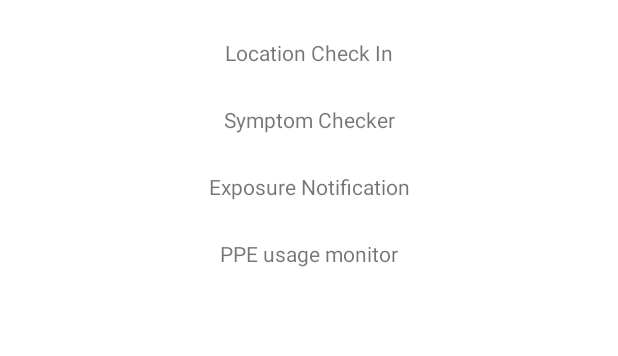
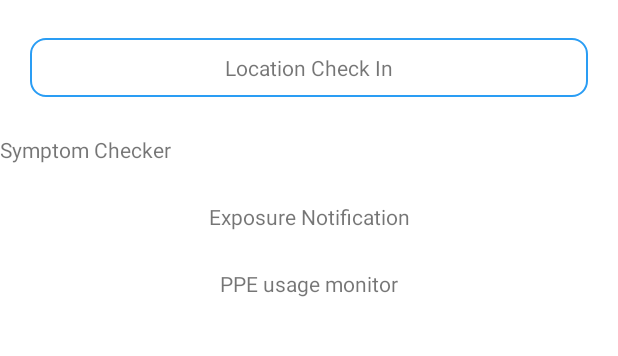
Before and after one commit to Vishsticks/COVID_App, an Android app: the layout activity_main.xml on its own in the app's theme, with its tools: preview values and no code run, on a phone screen of 412 x 824 dp, the part 587-943 px from its top. Run offline under Robolectric (Android 15) with nearby library versions, the phone set to English and light mode, and no system bars.

```diff
--- a/app/build.gradle
+++ b/app/build.gradle
@@ -1,5 +1,6 @@
 plugins {
     id 'com.android.application'
+    id 'com.google.gms.google-services'
 }
 
 android {
@@ -40,4 +41,7 @@ dependencies {
     implementation 'com.github.yuriy-budiyev:code-scanner:2.3.2'
     implementation "androidx.room:room-runtime:$room_version"
     annotationProcessor "androidx.room:room-compiler:$room_version"
+    implementation 'com.google.android.gms:play-services-nearby:18.5.0'
+    implementation platform('com.google.firebase:firebase-bom:31.2.3')
+    implementation 'com.google.firebase:firebase-analytics-ktx'
 }
--- a/app/src/main/AndroidManifest.xml
+++ b/app/src/main/AndroidManifest.xml
@@ -9,6 +9,9 @@
 
     <uses-permission android:name="android.permission.INTERNET" />
     <uses-permission android:name="android.permission.BLUETOOTH" />
+    <uses-permission android:name="android.permission.READ_EXTERNAL_STORAGE"/>
+    <uses-permission android:name="android.permission.WRITE_EXTERNAL_STORAGE"/>
+
 
     <application
         android:allowBackup="true"
@@ -41,6 +44,9 @@
                 <category android:name="android.intent.category.LAUNCHER" />
             </intent-filter>
         </activity>
+        <meta-data
+            android:name="com.google.android.nearby.messages.API_KEY"
+            android:value="AIzaSyBMAU9ROYV4YGgktSM4Np8oeJBb21tfgmI" />
 
         <receiver
             android:name=".ExposureNotificationBroadcastReciever"
--- /dev/null
+++ b/app/src/main/res/drawable/back_button.xml
@@ -0,0 +1,8 @@
+<?xml version="1.0" encoding="utf-8"?>
+<shape xmlns:android="http://schemas.android.com/apk/res/android"
+    android:shape="rectangle">
+    <corners android:radius="10dp" />
+    <stroke
+        android:width="1dp"
+        android:color="@color/color_round_button" />
+</shape>
--- a/app/src/main/res/layout/activity_main.xml
+++ b/app/src/main/res/layout/activity_main.xml
@@ -18,17 +18,22 @@
 
     <TextView
         android:id="@+id/txt_location_check_in"
-        android:layout_width="wrap_content"
+        android:layout_width="0dp"
         android:layout_height="wrap_content"
         android:layout_marginTop="25dp"
         android:text="Location Check In"
+        android:layout_marginStart="20dp"
+        android:layout_marginEnd="20dp"
+        android:padding="10dp"
+        android:gravity="center"
+        android:background="@drawable/back_button"
         app:layout_constraintEnd_toEndOf="parent"
         app:layout_constraintStart_toStartOf="parent"
         app:layout_constraintTop_toBottomOf="@+id/txt_guildlines" />
 
     <TextView
         android:id="@+id/txt_symptom_checker"
-        android:layout_width="wrap_content"
+        android:layout_width="0dp"
         android:layout_height="wrap_content"
         android:layout_marginTop="25dp"
         android:text="Symptom Checker"
```
Also changed, not shown: app/src/main/java/com/covid_app/MainActivity.java (+63 -0 lines), 1 other file.
